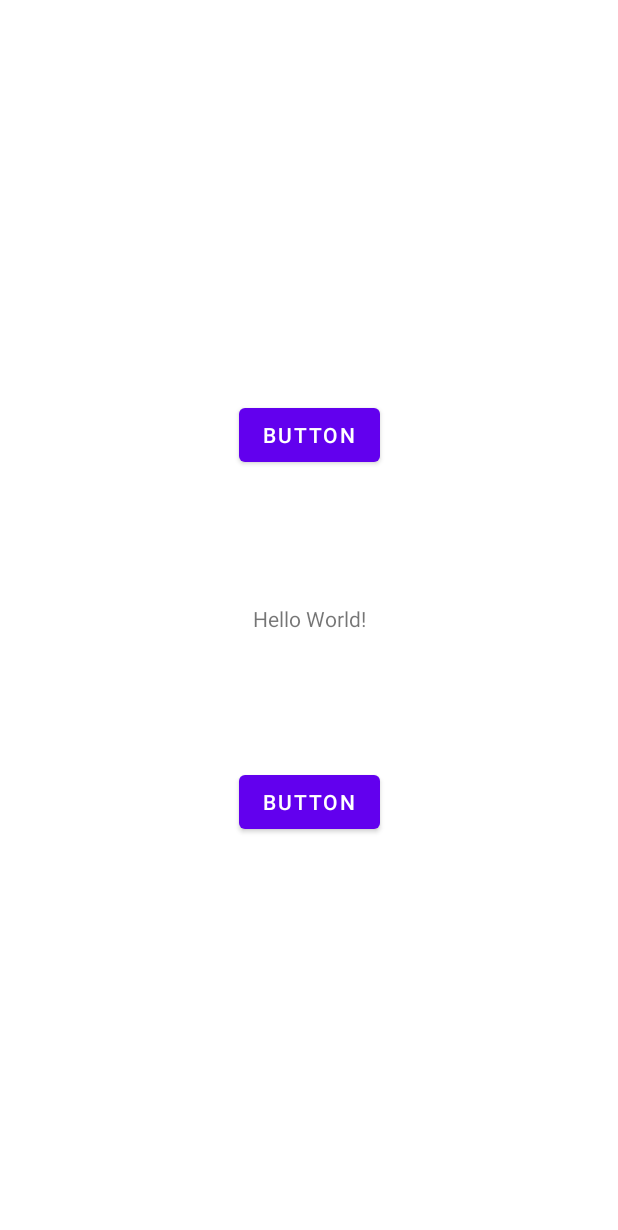
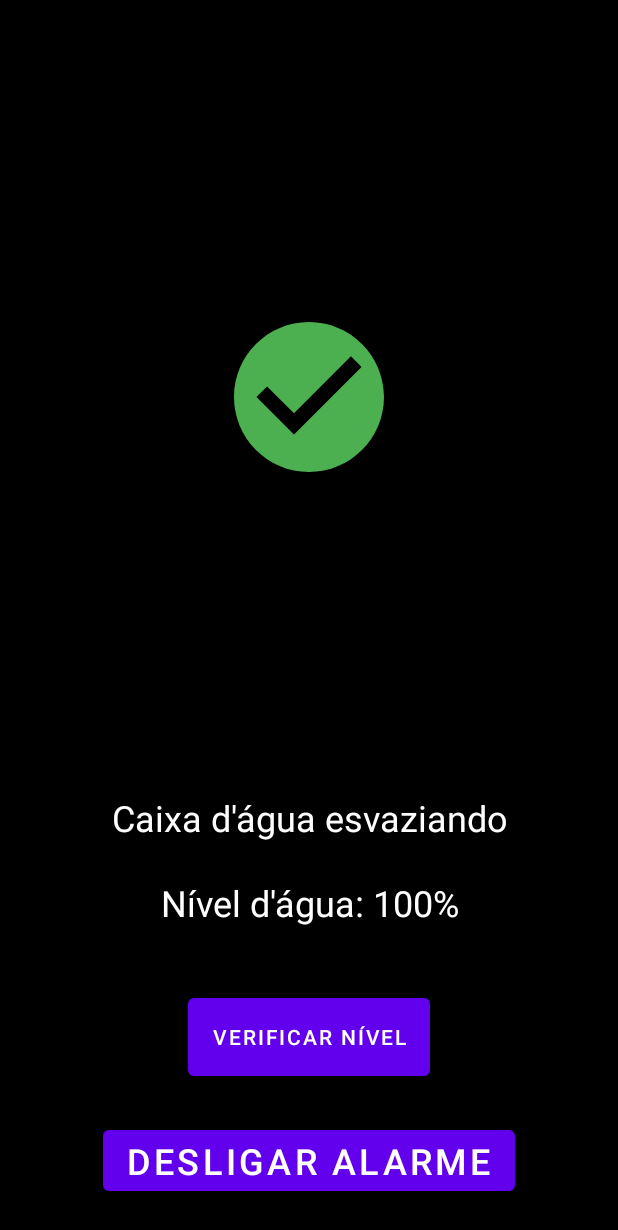
Before and after one commit to helder-sales/caixa-dagua-kotlin, an Android app: the layout activity_main.xml on its own in the app's theme, with its tools: preview values and no code run, on a phone screen of 412 x 824 dp. Shown: the top 1230 px of the screen. Run offline under Robolectric (Android 15) with nearby library versions, the phone set to English and light mode, and no system bars.

Commit message:
Major update with Live Data and View Model

```diff
--- /dev/null
+++ b/app/src/main/res/drawable/ic_aviso.xml
@@ -0,0 +1,4 @@
+<vector android:height="120dp" android:viewportHeight="24.0"
+    android:viewportWidth="24.0" android:width="120dp" xmlns:android="http://schemas.android.com/apk/res/android">
+    <path android:fillColor="#FFFFFF" android:pathData="M1,21h22L12,2 1,21zM13,18h-2v-2h2v2zM13,14h-2v-4h2v4z"/>
+</vector>
--- /dev/null
+++ b/app/src/main/res/drawable/ic_buzzer_off.xml
@@ -0,0 +1,5 @@
+<vector android:height="64dp" android:tint="#000000"
+    android:viewportHeight="24" android:viewportWidth="24"
+    android:width="64dp" xmlns:android="http://schemas.android.com/apk/res/android">
+    <path android:fillColor="@android:color/black" android:pathData="M16.5,12c0,-1.77 -1.02,-3.29 -2.5,-4.03v2.21l2.45,2.45c0.03,-0.2 0.05,-0.41 0.05,-0.63zM19,12c0,0.94 -0.2,1.82 -0.54,2.64l1.51,1.51C20.63,14.91 21,13.5 21,12c0,-4.28 -2.99,-7.86 -7,-8.77v2.06c2.89,0.86 5,3.54 5,6.71zM4.27,3L3,4.27 7.73,9L3,9v6h4l5,5v-6.73l4.25,4.25c-0.67,0.52 -1.42,0.93 -2.25,1.18v2.06c1.38,-0.31 2.63,-0.95 3.69,-1.81L19.73,21 21,19.73l-9,-9L4.27,3zM12,4L9.91,6.09 12,8.18L12,4z"/>
+</vector>
--- /dev/null
+++ b/app/src/main/res/drawable/ic_ok.xml
@@ -0,0 +1,4 @@
+<vector android:height="120dp" android:viewportHeight="24.0"
+    android:viewportWidth="24.0" android:width="120dp" xmlns:android="http://schemas.android.com/apk/res/android">
+    <path android:fillColor="#4CAF50" android:pathData="M12,2C6.48,2 2,6.48 2,12s4.48,10 10,10 10,-4.48 10,-10S17.52,2 12,2zM10,17l-5,-5 1.41,-1.41L10,14.17l7.59,-7.59L19,8l-9,9z"/>
+</vector>
--- a/app/src/main/res/layout/activity_main.xml
+++ b/app/src/main/res/layout/activity_main.xml
@@ -4,40 +4,84 @@
     xmlns:tools="http://schemas.android.com/tools"
     android:layout_width="match_parent"
     android:layout_height="match_parent"
+    android:background="#000000"
     tools:context=".MainActivity">
 
-    <TextView
-        android:id="@+id/generic_textView"
+    <ImageView
+        android:id="@+id/status_imageView"
         android:layout_width="wrap_content"
         android:layout_height="wrap_content"
-        android:text="Hello World!"
-        app:layout_constraintBottom_toBottomOf="parent"
-        app:layout_constraintLeft_toLeftOf="parent"
-        app:layout_constraintRight_toRightOf="parent"
-        app:layout_constraintTop_toTopOf="parent" />
-
-    <Button
-        android:id="@+id/generic_button"
-        android:layout_width="wrap_content"
-        android:layout_height="wrap_content"
-        android:onClick="buttonPressed"
-        android:text="Button"
-        app:layout_constraintBottom_toTopOf="@+id/generic_textView"
+        android:contentDescription="status"
+        android:visibility="gone"
+        app:layout_constraintBottom_toTopOf="@+id/warning_textView"
         app:layout_constraintEnd_toEndOf="parent"
         app:layout_constraintStart_toStartOf="parent"
         app:layout_constraintTop_toTopOf="parent"
-        app:layout_constraintVertical_bias="0.75" />
+        app:srcCompat="@drawable/ic_ok"
+        tools:visibility="visible" />
+
+    <ProgressBar
+        android:id="@+id/progressBar"
+        style="?android:attr/progressBarStyle"
+        android:layout_width="wrap_content"
+        android:layout_height="wrap_content"
+        app:layout_constraintBottom_toTopOf="@+id/warning_textView"
+        app:layout_constraintEnd_toEndOf="parent"
+        app:layout_constraintHorizontal_bias="0.5"
+        app:layout_constraintStart_toStartOf="parent"
+        app:layout_constraintTop_toTopOf="parent"
+        tools:visibility="gone" />
+
+    <TextView
+        android:id="@+id/warning_textView"
+        android:layout_width="379dp"
+        android:layout_height="0dp"
+        android:layout_marginBottom="24dp"
+        android:textAlignment="center"
+        android:textColor="#FFFFFF"
+        android:textSize="24sp"
+        app:layout_constraintBottom_toTopOf="@+id/level_textView"
+        app:layout_constraintEnd_toEndOf="parent"
+        app:layout_constraintStart_toStartOf="parent"
+        tools:text="Caixa d'água esvaziando" />
+
+    <TextView
+        android:id="@+id/level_textView"
+        android:layout_width="296dp"
+        android:layout_height="50dp"
+        android:layout_marginBottom="24dp"
+        android:textAlignment="center"
+        android:textColor="#FFFFFF"
+        android:textSize="24sp"
+        app:layout_constraintBottom_toTopOf="@+id/check_level_button"
+        app:layout_constraintEnd_toEndOf="parent"
+        app:layout_constraintStart_toStartOf="parent"
+        tools:text="Nível d'água: 100%" />
 
     <Button
-        android:id="@+id/generic_button_2"
+        android:id="@+id/check_level_button"
+        android:layout_width="wrap_content"
+        android:layout_height="64dp"
+        android:layout_marginBottom="24dp"
+        android:onClick="buttonPressed"
+        android:text="Verificar nível"
+        app:layout_constraintBottom_toTopOf="@+id/turn_alarm_off_button"
+        app:layout_constraintEnd_toEndOf="parent"
+        app:layout_constraintStart_toStartOf="parent" />
+
+    <Button
+        android:id="@+id/turn_alarm_off_button"
         android:layout_width="wrap_content"
         android:layout_height="wrap_content"
+        android:layout_marginBottom="24dp"
+        android:drawableStart="@drawable/ic_buzzer_off"
+        android:drawablePadding="6dp"
+        android:gravity="start|center"
         android:onClick="buttonPressed"
-        android:text="Button"
+        android:text="Desligar alarme"
+        android:textSize="24sp"
         app:layout_constraintBottom_toBottomOf="parent"
         app:layout_constraintEnd_toEndOf="parent"
-        app:layout_constraintStart_toStartOf="parent"
-        app:layout_constraintTop_toBottomOf="@+id/generic_textView"
-        app:layout_constraintVertical_bias="0.25" />
+        app:layout_constraintStart_toStartOf="parent" />
 
 </androidx.constraintlayout.widget.ConstraintLayout>
```
Also changed, not shown: app/build.gradle (+33 -2 lines), app/src/main/java/com/example/caixa_dagua_kotlin/MainActivity.kt (+62 -41 lines), app/src/main/java/com/example/caixa_dagua_kotlin/MainActivityViewModel.kt (added, +49 -0 lines), app/src/main/res/drawable/ic_tomb_grave.xml (added, +48 -0 lines), app/src/main/res/values/colors.xml (+8 -0 lines).
